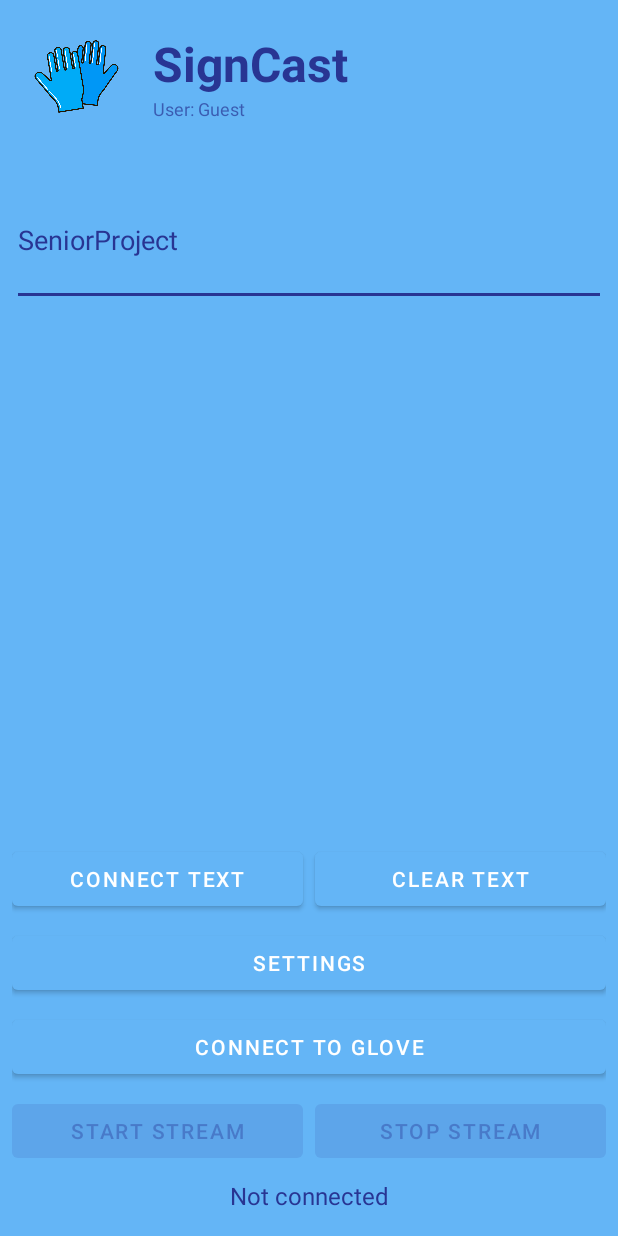
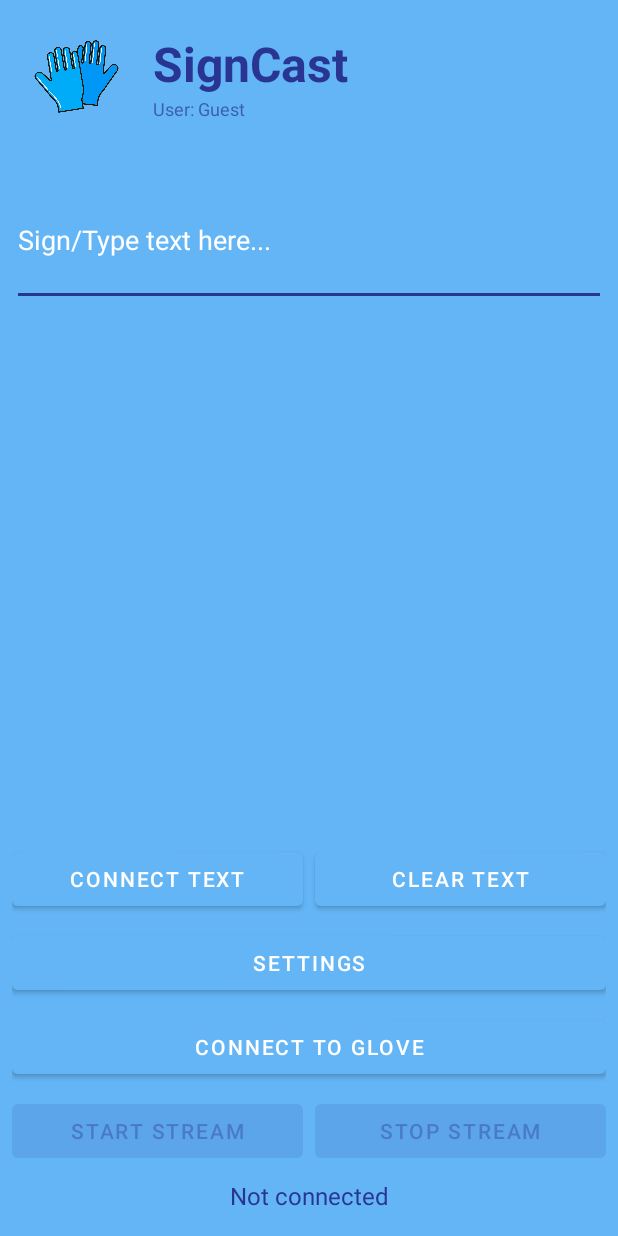
Before and after one commit to Jordan122401/asl-ai-glove, an Android app built with Jetpack Compose: the MainActivity screen opened directly, with no data from a screen before it, on a phone screen of 412 x 824 dp. Run offline under Robolectric (Android 15) with nearby library versions, the phone set to English and light mode, and no system bars; 4 statements that could not run were skipped.

Commit message:
More UI updates

```diff
--- a/app/src/main/res/layout/activity_main.xml
+++ b/app/src/main/res/layout/activity_main.xml
@@ -85,12 +85,12 @@
             android:layout_width="match_parent"
             android:layout_height="wrap_content"
             android:backgroundTint="?attr/colorOnSurface"
-            android:hint="@string/app_name"
+            android:hint="Sign/Type text here..."
             android:inputType="textMultiLine"
             android:minHeight="48dp"
             android:minLines="3"
             android:textColor="?attr/colorOnSurface"
-            android:textColorHint="?attr/colorOnSurface" />
+            android:textColorHint="@color/white" />
     </LinearLayout>
 
     <!-- Container 3: Connected text display -->
```
